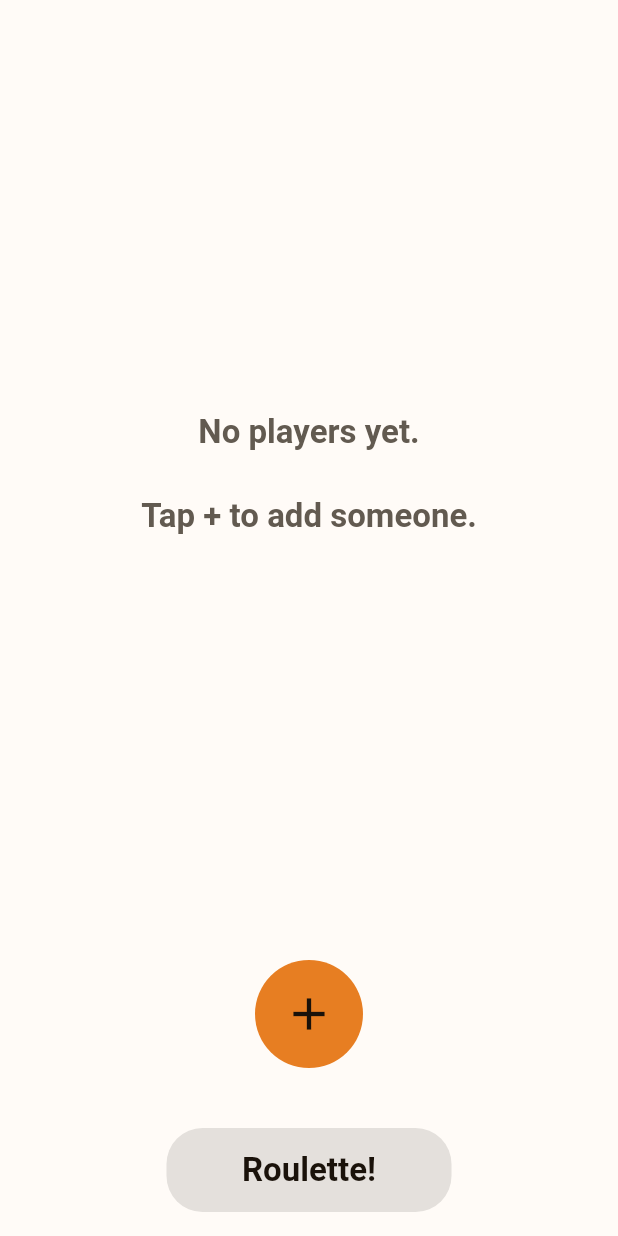
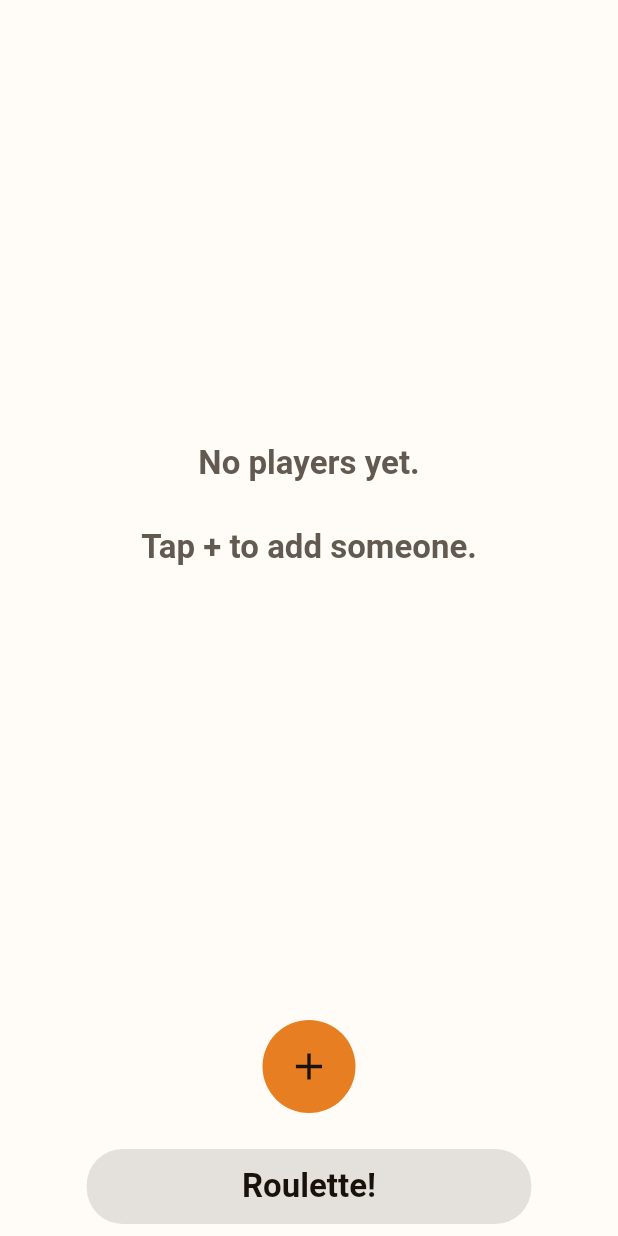
Before and after one commit to JBeckintosh/credit-card-roulette, a Flutter app: the screen it shows after launch, after a tap on "Add Players!", on a phone screen of 412 x 824 dp. Run offline on Flutter 3.47's test engine with Material 3 defaults, Android fonts, the phone set to English and light mode, and no system bars; our stand-ins replace fl_chart.

Commit message:
trying a mobile view

```diff
--- a/lib/main.dart
+++ b/lib/main.dart
@@ -1,4 +1,5 @@
 import 'package:flutter/material.dart';
+import 'package:flutter/foundation.dart';
 import 'package:provider/provider.dart';
 
 import 'screens/add_player_screen.dart';
@@ -28,6 +29,7 @@ class CreditCardRouletteApp extends StatelessWidget {
       theme: AppTheme.light(),
       darkTheme: AppTheme.dark(),
       themeMode: ThemeMode.system,
+      builder: (context, child) => _WebPhoneFrame(child: child),
       initialRoute: '/',
       routes: {
         '/': (_) => const HomeScreen(),
@@ -38,3 +40,53 @@ class CreditCardRouletteApp extends StatelessWidget {
     );
   }
 }
+
+class _WebPhoneFrame extends StatelessWidget {
+  const _WebPhoneFrame({required this.child});
+
+  final Widget? child;
+
+  @override
+  Widget build(BuildContext context) {
+    final content = child ?? const SizedBox.shrink();
+    final isSmallMobile = kIsWeb && AppLayout.isMobileWidth(context);
+
+    if (!isSmallMobile) {
+      return content;
+    }
+
+    final scheme = Theme.of(context).colorScheme;
+    return ColoredBox(
+      color: scheme.surface,
+      child: Center(
+        child: Padding(
+          padding: const EdgeInsets.all(AppLayout.phoneOuterPadding),
+          child: ConstrainedBox(
+            constraints: const BoxConstraints(
+              maxWidth: AppLayout.phoneFrameMaxWidth,
+            ),
+            child: DecoratedBox(
+              decoration: BoxDecoration(
+                color: scheme.surface,
+                borderRadius: BorderRadius.circular(AppTokens.radiusL),
+                border: Border.all(color: scheme.outlineVariant, width: 1.2),
+                boxShadow: const [
+                  BoxShadow(
+                    blurRadius: 20,
+                    spreadRadius: 1,
+                    offset: Offset(0, 10),
+                    color: Color(0x22000000),
+                  ),
+                ],
+              ),
+              child: ClipRRect(
+                borderRadius: BorderRadius.circular(AppTokens.radiusL),
+                child: content,
+              ),
+            ),
+          ),
+        ),
+      ),
+    );
+  }
+}
--- a/lib/screens/home_screen.dart
+++ b/lib/screens/home_screen.dart
@@ -9,10 +9,15 @@ class HomeScreen extends StatelessWidget {
   @override
   Widget build(BuildContext context) {
     final theme = Theme.of(context);
+    final isMobile = AppLayout.isMobileWidth(context);
     return Scaffold(
       body: SafeArea(
         child: Padding(
-          padding: const EdgeInsets.all(AppTokens.spaceL),
+          padding: EdgeInsets.all(
+            isMobile
+                ? AppLayout.mobilePagePadding
+                : AppLayout.desktopPagePadding,
+          ),
           child: Column(
             crossAxisAlignment: CrossAxisAlignment.stretch,
             children: [
@@ -20,7 +25,10 @@ class HomeScreen extends StatelessWidget {
               Text(
                 'Credit Card Roulette',
                 textAlign: TextAlign.center,
-                style: theme.textTheme.displayLarge?.copyWith(
+                style: (isMobile
+                        ? theme.textTheme.displayMedium
+                        : theme.textTheme.displayLarge)
+                    ?.copyWith(
                   fontWeight: FontWeight.bold,
                   letterSpacing: 0.5,
                 ),
@@ -37,12 +45,16 @@ class HomeScreen extends StatelessWidget {
               Align(
                 alignment: Alignment.center,
                 child: FractionallySizedBox(
-                  widthFactor: 0.5,
+                  widthFactor: isMobile ? 0.78 : 0.5,
                   child: FilledButton(
                     onPressed: () =>
                         Navigator.of(context).pushNamed('/players'),
                     style: FilledButton.styleFrom(
-                      minimumSize: const Size.fromHeight(56),
+                      minimumSize: Size.fromHeight(
+                        isMobile
+                            ? AppLayout.mobileButtonHeight
+                            : AppLayout.desktopButtonHeight,
+                      ),
                     ),
                     child: Text(
                       'Add Players!',
--- a/lib/screens/players_screen.dart
+++ b/lib/screens/players_screen.dart
@@ -11,6 +11,7 @@ class PlayersScreen extends StatelessWidget {
   @override
   Widget build(BuildContext context) {
     final theme = Theme.of(context);
+    final isMobile = AppLayout.isMobileWidth(context);
     return Scaffold(
       body: Consumer<GameState>(
         builder: (context, game, _) {
@@ -33,7 +34,10 @@ class PlayersScreen extends StatelessWidget {
                         ),
                       )
                     : ListView.builder(
-                        padding: const EdgeInsets.only(top: 8, bottom: 8),
+                        padding: EdgeInsets.only(
+                          top: isMobile ? 4 : 8,
+                          bottom: isMobile ? 4 : 8,
+                        ),
                         itemCount: players.length,
                         itemBuilder: (context, index) {
                           final p = players[index];
@@ -48,19 +52,19 @@ class PlayersScreen extends StatelessWidget {
               SafeArea(
                 top: false,
                 child: Padding(
-                  padding: const EdgeInsets.fromLTRB(
+                  padding: EdgeInsets.fromLTRB(
                     AppTokens.spaceM,
-                    AppTokens.spaceS,
+                    isMobile ? 6 : AppTokens.spaceS,
                     AppTokens.spaceM,
-                    AppTokens.spaceM,
+                    isMobile ? AppTokens.spaceS : AppTokens.spaceM,
                   ),
                   child: Column(
                     crossAxisAlignment: CrossAxisAlignment.stretch,
                     children: [
                       Center(
                         child: SizedBox(
-                          width: 72,
-                          height: 72,
+                          width: isMobile ? 62 : 72,
+                          height: isMobile ? 62 : 72,
                           child: FilledButton(
                             onPressed: () =>
                                 Navigator.of(context).pushNamed('/add-player'),
@@ -68,15 +72,18 @@ class PlayersScreen extends StatelessWidget {
                               shape: const CircleBorder(),
                               padding: EdgeInsets.zero,
                             ),
-                            child: const Icon(Icons.add, size: 36),
+                            child: Icon(
+                              Icons.add,
+                              size: isMobile ? 30 : 36,
+                            ),
                           ),
                         ),
                       ),
-                      const SizedBox(height: 40),
+                      SizedBox(height: isMobile ? 24 : 40),
                       Align(
                         alignment: Alignment.center,
                         child: FractionallySizedBox(
-                          widthFactor: 0.5,
+                          widthFactor: isMobile ? 0.78 : 0.5,
                           child: FilledButton(
                             onPressed: game.canPlayRoulette
                                 ? () => Navigator.of(
@@ -84,7 +91,11 @@ class PlayersScreen extends StatelessWidget {
                                   ).pushNamed('/roulette')
                                 : null,
                             style: FilledButton.styleFrom(
-                              minimumSize: const Size.fromHeight(56),
+                              minimumSize: Size.fromHeight(
+                                isMobile
+                                    ? AppLayout.mobileButtonHeight
+                                    : AppLayout.desktopButtonHeight,
+                              ),
                             ),
                             child: Text(
                               'Roulette!',
--- a/lib/theme/app_theme.dart
+++ b/lib/theme/app_theme.dart
@@ -15,6 +15,19 @@ class AppTokens {
 
   static const Duration motionFast = Duration(milliseconds: 160);
   static const Duration motionStandard = Duration(milliseconds: 220);
+}
+
+class AppLayout {
+  static const double mobileBreakpoint = 600;
+  static const double phoneFrameMaxWidth = 390;
+  static const double phoneOuterPadding = 10;
+  static const double mobilePagePadding = 16;
+  static const double desktopPagePadding = AppTokens.spaceL;
+  static const double mobileButtonHeight = 50;
+  static const double desktopButtonHeight = 56;
+
+  static bool isMobileWidth(BuildContext context) =>
+      MediaQuery.sizeOf(context).width <= mobileBreakpoint;
 }
 
 class AppTheme {
```
Also changed, not shown: lib/screens/add_player_screen.dart (+20 -6 lines), lib/screens/roulette_screen.dart (+14 -6 lines), lib/widgets/player_row.dart (+8 -3 lines).
